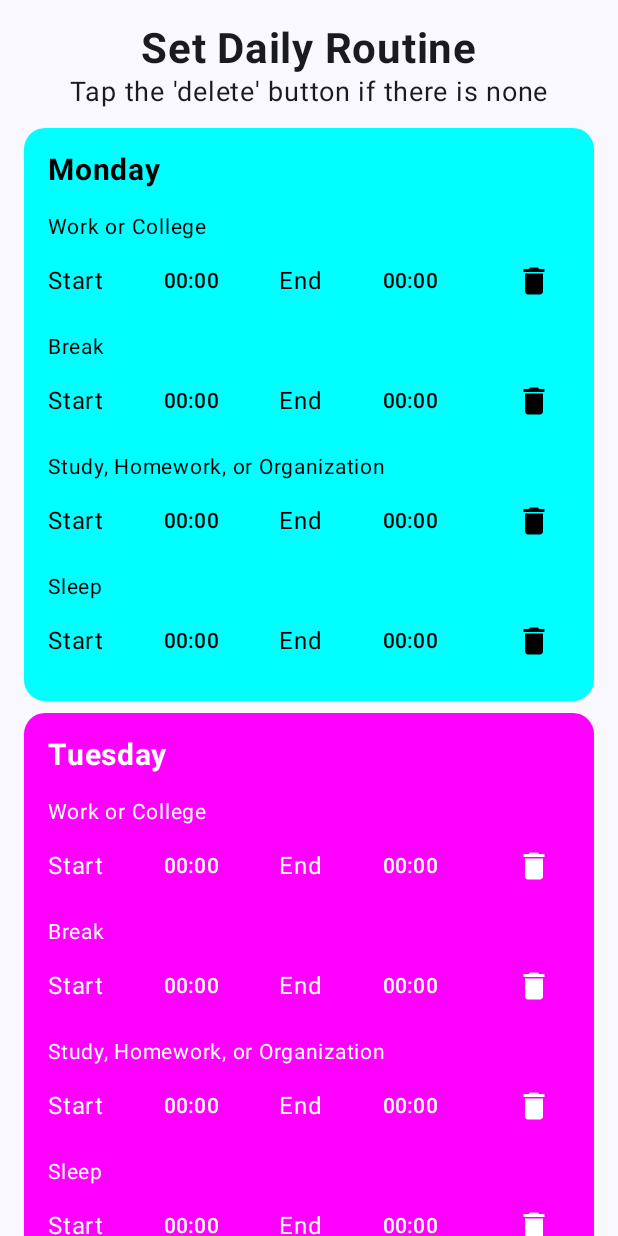
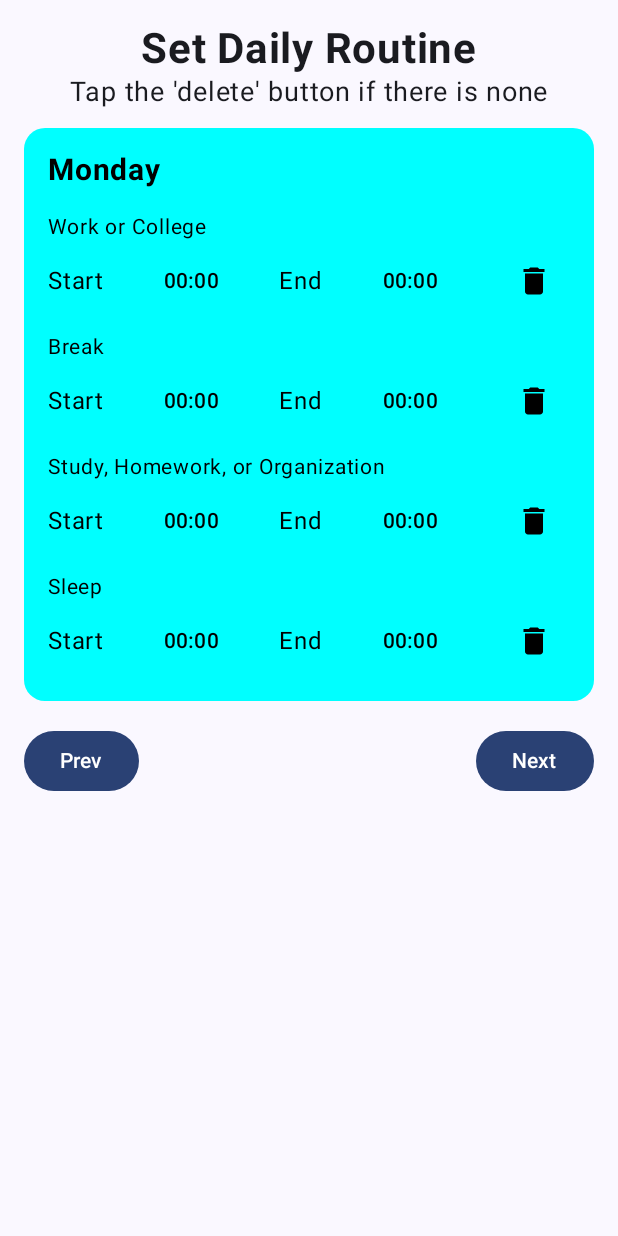
Before and after one commit to rifqifajarr/AIANG, an Android app built with Jetpack Compose: the @Preview function RoutineFormScreenPreview, on a phone screen of 412 x 824 dp. Run offline under Robolectric (Android 15) with nearby library versions, the phone set to English and light mode, and no system bars.

Commit message:
Calendar Added

```diff
--- a/app/build.gradle.kts
+++ b/app/build.gradle.kts
@@ -9,7 +9,7 @@ android {
 
     defaultConfig {
         applicationId = "com.aiang"
-        minSdk = 24
+        minSdk = 26
         targetSdk = 33
         versionCode = 1
         versionName = "1.0"
--- a/app/src/main/java/com/aiang/ui/navigation/Screen.kt
+++ b/app/src/main/java/com/aiang/ui/navigation/Screen.kt
@@ -6,6 +6,7 @@ sealed class Screen(val route: String) {
     object Register : Screen("register")
     object Home : Screen("home")
     object Profile : Screen("profile")
-    object CalendarFirst : Screen("calendar_first")
+    object Calendar : Screen("calendar")
     object RoutineForm : Screen("routine_form")
+    object AddTask : Screen("add_task")
 }
--- a/app/src/main/java/com/aiang/ui/screen/routineform/RoutineFormScreen.kt
+++ b/app/src/main/java/com/aiang/ui/screen/routineform/RoutineFormScreen.kt
@@ -2,6 +2,7 @@ package com.aiang.ui.screen.routineform
 
 import androidx.compose.foundation.layout.Arrangement
 import androidx.compose.foundation.layout.Column
+import androidx.compose.foundation.layout.Row
 import androidx.compose.foundation.layout.Spacer
 import androidx.compose.foundation.layout.fillMaxSize
 import androidx.compose.foundation.layout.fillMaxWidth
@@ -15,6 +16,10 @@ import androidx.compose.material3.MaterialTheme
 import androidx.compose.material3.Surface
 import androidx.compose.material3.Text
 import androidx.compose.runtime.Composable
+import androidx.compose.runtime.getValue
+import androidx.compose.runtime.mutableStateOf
+import androidx.compose.runtime.remember
+import androidx.compose.runtime.setValue
 import androidx.compose.ui.Alignment
 import androidx.compose.ui.Modifier
 import androidx.compose.ui.draw.clip
@@ -25,14 +30,20 @@ import androidx.compose.ui.tooling.preview.Devices
 import androidx.compose.ui.tooling.preview.Preview
 import androidx.compose.ui.unit.dp
 import androidx.compose.ui.unit.sp
+import androidx.navigation.NavHostController
+import androidx.navigation.compose.rememberNavController
 import com.aiang.ui.component.DailyRoutineForm
+import com.aiang.ui.navigation.Screen
 import com.aiang.ui.screen.calendar.CalendarFirstScreen
 import com.aiang.ui.theme.AIANGTheme
 
 @Composable
 fun RoutineFormScreen(
-    modifier: Modifier = Modifier
+    modifier: Modifier = Modifier,
+    navController: NavHostController
 ) {
+    var day by remember{ mutableStateOf(0) }
+
     Surface(
         modifier = Modifier
             .fillMaxSize()
@@ -58,47 +69,59 @@ fun RoutineFormScreen(
 
             Spacer(modifier = Modifier.height(12.dp))
 
-            DailyRoutineForm(color = Color.Cyan, textColor = Color.Black, day = "Monday",
+            when(day) {
+                0 -> DailyRoutineForm(color = Color.Cyan, textColor = Color.Black, day = "Monday",
                     modifier = Modifier
                         .fillMaxWidth()
                         .clip(RoundedCornerShape(14.dp)))
-            Spacer(modifier = Modifier.height(8.dp))
-            DailyRoutineForm(color = Color.Magenta, textColor = Color.White, day = "Tuesday",
+                1 -> DailyRoutineForm(color = Color.Magenta, textColor = Color.White, day = "Tuesday",
                     modifier = Modifier
                         .fillMaxWidth()
                         .clip(RoundedCornerShape(14.dp)))
-            Spacer(modifier = Modifier.height(8.dp))
-            DailyRoutineForm(color = Color.Blue, textColor = Color.White, day = "Wednesday",
+                2 -> DailyRoutineForm(color = Color.Blue, textColor = Color.White, day = "Wednesday",
                     modifier = Modifier
                         .fillMaxWidth()
                         .clip(RoundedCornerShape(14.dp)))
-            Spacer(modifier = Modifier.height(8.dp))
-            DailyRoutineForm(color = MaterialTheme.colorScheme.secondary, textColor = Color.White, day = "Thursday",
+                3 -> DailyRoutineForm(color = MaterialTheme.colorScheme.secondary, textColor = Color.White, day = "Thursday",
                     modifier = Modifier
                         .fillMaxWidth()
                         .clip(RoundedCornerShape(14.dp)))
-            Spacer(modifier = Modifier.height(8.dp))
-            DailyRoutineForm(color = MaterialTheme.colorScheme.primary, textColor = Color.White, day = "Friday",
+                4 -> DailyRoutineForm(color = MaterialTheme.colorScheme.primary, textColor = Color.White, day = "Friday",
                     modifier = Modifier
                         .fillMaxWidth()
                         .clip(RoundedCornerShape(14.dp)))
-            Spacer(modifier = Modifier.height(8.dp))
-            DailyRoutineForm(color = Color.Yellow, textColor = Color.Black, day = "Saturday",
+                5 -> DailyRoutineForm(color = Color.Yellow, textColor = Color.Black, day = "Saturday",
                     modifier = Modifier
                         .fillMaxWidth()
                         .clip(RoundedCornerShape(14.dp)))
-            Spacer(modifier = Modifier.height(8.dp))
-            DailyRoutineForm(color = Color.Red, textColor = Color.White, day = "Sunday",
+                6 ->DailyRoutineForm(color = Color.Red, textColor = Color.White, day = "Sunday",
                     modifier = Modifier
                         .fillMaxWidth()
                         .clip(RoundedCornerShape(14.dp)))
+            }
+
             Spacer(modifier = Modifier.height(16.dp))
 
-            Button(onClick = {}) {
+            Row(
+                horizontalArrangement = Arrangement.SpaceBetween,
+                modifier = Modifier
+                    .fillMaxWidth()
+            ) {
+                Button(onClick = { if(day > 0) day-- }) {
+                    Text(text = "Prev")
+                }
+                Button(onClick = { if(day < 6) day++ }) {
+                    Text(text = "Next")
+                }
+            }
+
+            if (day == 6) {
+                Button(onClick = { navController.navigate(Screen.Calendar.route) }) {
                     Text(
                         text = "Finish",
                         fontSize = 16.sp
                     )
+                }
             }
         }
     }
@@ -108,6 +131,6 @@ fun RoutineFormScreen(
 @Composable
 fun RoutineFormScreenPreview() {
     AIANGTheme {
-        RoutineFormScreen()
+        RoutineFormScreen(navController = rememberNavController())
     }
 }
```
Also changed, not shown: app/src/main/java/com/aiang/ui/component/DayItem.kt (added, +47 -0 lines), app/src/main/java/com/aiang/ui/screen/addtask/AddTaskScreen.kt (added, +11 -0 lines), app/src/main/java/com/aiang/ui/screen/calendar/CalendarScreen.kt (added, +170 -0 lines), app/src/main/java/com/aiang/ui/screen/home/HomeScaffold.kt (+16 -5 lines). Lines whose indentation alone changed are shown as unchanged.
